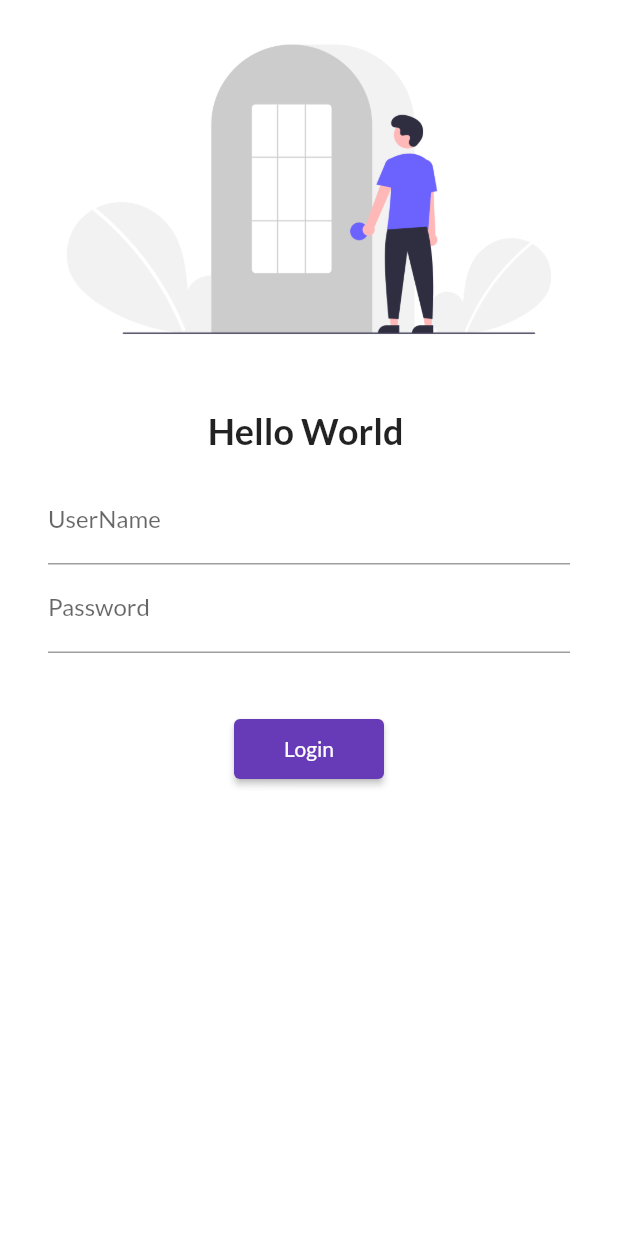
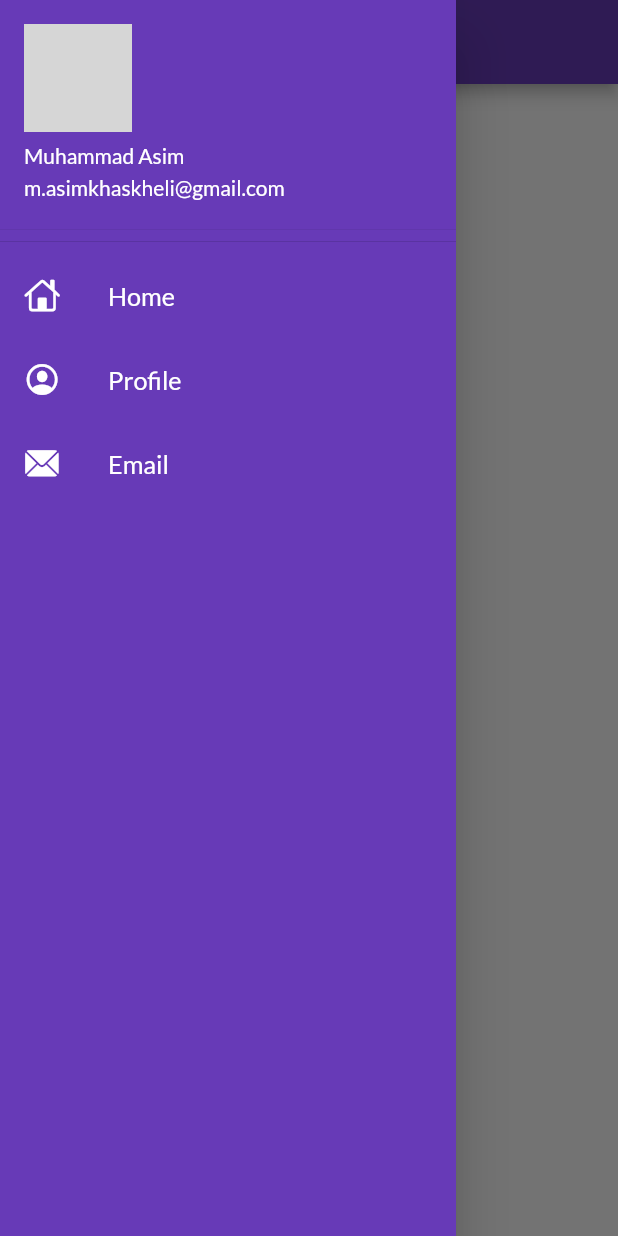
Before and after one commit to Asim-2000/Flut-Weather, a Flutter app: the screen it shows after launch, with the side drawer open (before the commit the screen has no drawer), on a phone screen of 412 x 824 dp. Run offline on Flutter 3.47's test engine with Material 2 defaults, Android fonts, the phone set to English and light mode, and no system bars; our stand-ins replace google_fonts; network calls fail; grey boxes are pictures that could not be loaded.

Commit message:
📦 NEW: added drawer

```diff
--- a/lib/main.dart
+++ b/lib/main.dart
@@ -15,7 +15,7 @@ class MyApp extends StatelessWidget {
       theme: ThemeData(
           primarySwatch: Colors.deepPurple,
           fontFamily: GoogleFonts.lato().fontFamily),
-      initialRoute: Login.routeName,
+      initialRoute: HomeScreen.routeName,
       routes: {
         HomeScreen.routeName: (context) => HomeScreen(),
         Login.routeName: (context) => Login()
--- a/lib/screens/home-screen.dart
+++ b/lib/screens/home-screen.dart
@@ -1,13 +1,18 @@
+import 'package:catalog_app/widgets/my-drawer.dart';
 import 'package:flutter/material.dart';
 
 class HomeScreen extends StatelessWidget {
   static final String routeName = "/home";
   @override
   Widget build(BuildContext context) {
-    return Material(
-      child: Center(
+    return Scaffold(
+      appBar: AppBar(
+        title: Text("Asim's Catalog App"),
+      ),
+      body: Center(
         child: Text("Hello World"),
       ),
+      drawer: MyDrawer(),
     );
   }
 }
--- /dev/null
+++ b/lib/widgets/my-drawer.dart
@@ -0,0 +1,59 @@
+import 'package:flutter/cupertino.dart';
+import 'package:flutter/material.dart';
+import 'package:cupertino_icons/cupertino_icons.dart';
+
+class MyDrawer extends StatelessWidget {
+  final String imageUrl =
+      "https://res.cloudinary.com/practicaldev/image/fetch/s--neiVwW5x--/c_fill,f_auto,fl_progressive,h_320,q_auto,w_320/https://dev-to-uploads.s3.amazonaws.com/uploads/user/profile_image/450387/58c3bfa0-6289-4e9d-960c-615e5731570d.jpeg";
+  @override
+  Widget build(BuildContext context) {
+    return Drawer(
+      child: Container(
+        color: Colors.deepPurple,
+        child: ListView(
+          children: [
+            DrawerHeader(
+                padding: EdgeInsets.zero,
+                child: UserAccountsDrawerHeader(
+                    // decoration: BoxDecoration(color: Colors.red),
+                    accountName: Text("Muhammad Asim"),
+                    accountEmail: Text("m.asimkhaskheli@gmail.com"),
+                    currentAccountPicture: CircleAvatar(
+                      backgroundImage: NetworkImage(imageUrl),
+                    ))),
+            ListTile(
+                leading: Icon(
+                  CupertinoIcons.home,
+                  color: Colors.white,
+                ),
+                title: Text(
+                  "Home",
+                  textScaleFactor: 1.2,
+                  style: TextStyle(color: Colors.white),
+                )),
+            ListTile(
+                leading: Icon(
+                  CupertinoIcons.profile_circled,
+                  color: Colors.white,
+                ),
+                title: Text(
+                  "Profile",
+                  textScaleFactor: 1.2,
+                  style: TextStyle(color: Colors.white),
+                )),
+            ListTile(
+                leading: Icon(
+                  CupertinoIcons.mail_solid,
+                  color: Colors.white,
+                ),
+                title: Text(
+                  "Email",
+                  textScaleFactor: 1.2,
+                  style: TextStyle(color: Colors.white),
+                ))
+          ],
+        ),
+      ),
+    );
+  }
+}
```
